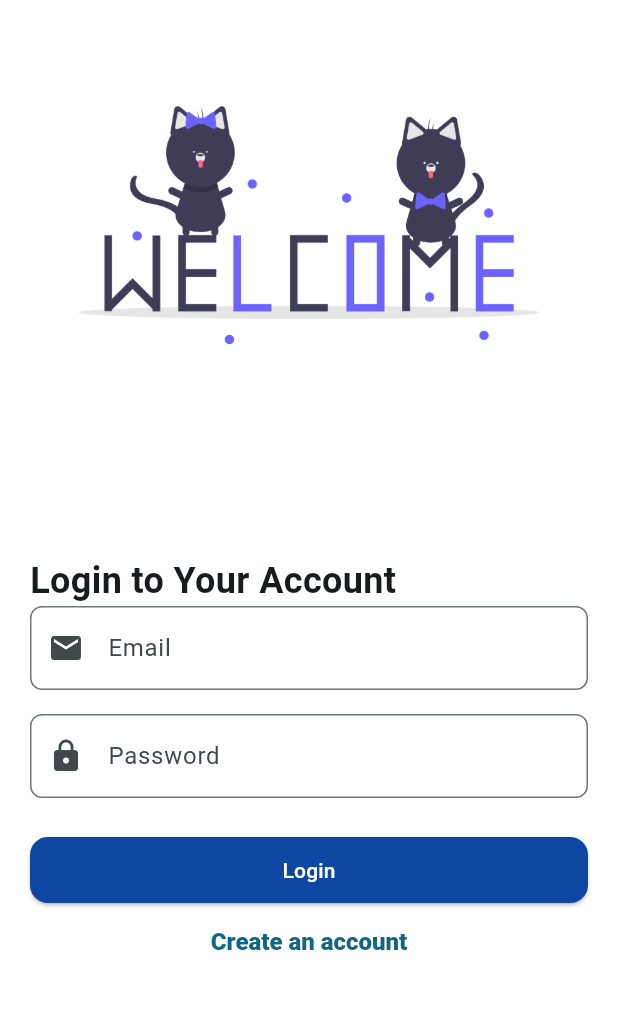
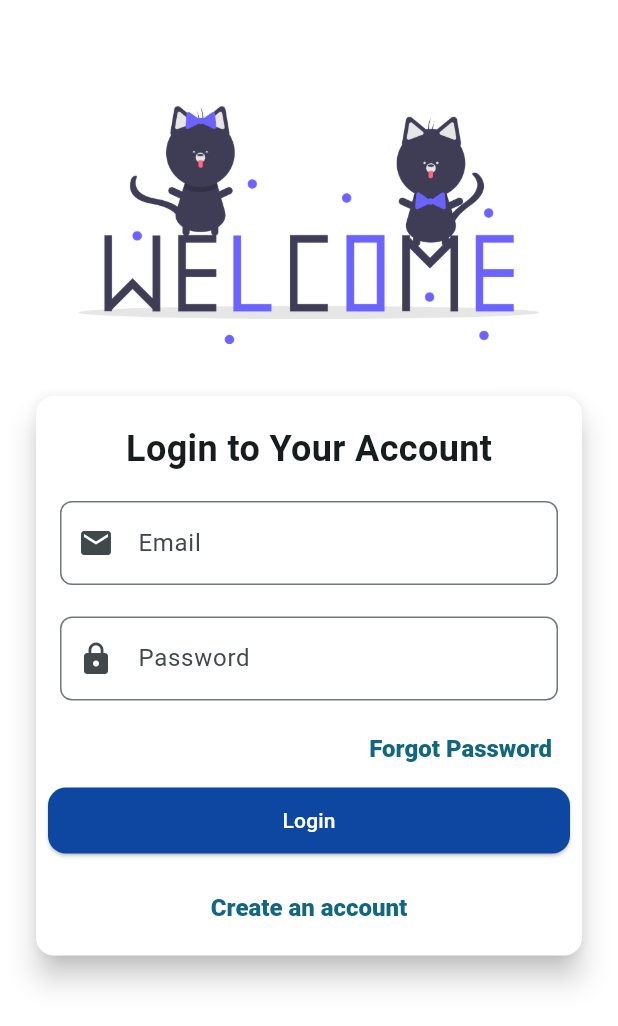
Before and after one commit to Rethabile2004/Flutter-Notes-Application, a Flutter app: the screen it shows after launch, on a phone screen of 412 x 824 dp. Shown: the top 1026 px of the screen. Run offline on Flutter 3.47's test engine with Material 3 defaults, Android fonts, the phone set to English and light mode, and no system bars; our stand-ins replace cloud_firestore, firebase_auth, firebase_core, flutter_dotenv; accounts and stored records are empty; Roboto replaces fonts that are missing (LibreFranklin).

Commit message:
Modified the UI

```diff
--- a/lib/auth/auth_page.dart
+++ b/lib/auth/auth_page.dart
@@ -163,6 +163,59 @@ class _AuthPageState extends State<AuthPage> {
     }
   }
 
+  void _showForgotPasswordDialog(BuildContext context) {
+    final TextEditingController emailController = TextEditingController();
+
+    showDialog(
+      context: context,
+      builder:
+          (context) => AlertDialog(
+            title: const Text("Reset Password"),
+            content: TextFormField(
+              controller: emailController,
+              keyboardType: TextInputType.emailAddress,
+              decoration: const InputDecoration(labelText: "Enter your email"),
+            ),
+            actions: [
+              TextButton(
+                onPressed: () => Navigator.pop(context),
+                child: const Text("Cancel"),
+              ),
+              ElevatedButton(
+                onPressed: () async {
+                  final email = emailController.text.trim();
+                  if (email.isEmpty) {
+                    ScaffoldMessenger.of(context).showSnackBar(
+                      const SnackBar(content: Text("Please enter your email")),
+                    );
+                    return;
+                  }
+
+                  try {
+                    final authService = Provider.of<AuthService>(
+                      context,
+                      listen: false,
+                    );
+                    await authService.resetPassword(email);
+                    Navigator.pop(context);
+                    ScaffoldMessenger.of(context).showSnackBar(
+                      const SnackBar(
+                        content: Text("Password reset link sent to your email"),
+                      ),
+                    );
+                  } catch (e) {
+                    ScaffoldMessenger.of(
+                      context,
+                    ).showSnackBar(SnackBar(content: Text("Error: $e")));
+                  }
+                },
+                child: const Text("Send Reset Link"),
+              ),
+            ],
+          ),
+    );
+  }
+
   @override
   Widget build(BuildContext context) {
     return Scaffold(
@@ -187,27 +240,66 @@ class _AuthPageState extends State<AuthPage> {
                   height: 200,
                   child: Image.asset('assets/passwd.png'),
                 ),
-              SizedBox(height: 120),
+              SizedBox(height: 10),
+              Card(
+                elevation: 8,
+                color: Colors.white,
+                child: Padding(
+                  padding: const EdgeInsets.all(8.0),
+                  child: Column(
+                    children: [
+                      SizedBox(height: 10),
                       if (!widget.isLogin)
                         // Title for registration
                         const Text(
                           'Create an Account',
-                  style: TextStyle(fontSize: 24, fontWeight: FontWeight.bold),
+                          style: TextStyle(
+                            fontSize: 24,
+                            fontWeight: FontWeight.bold,
+                          ),
                         ),
                       if (widget.isLogin)
                         // Title for login
                         const Text(
                           'Login to Your Account',
-                  style: TextStyle(fontSize: 24, fontWeight: FontWeight.bold),
+                          style: TextStyle(
+                            fontSize: 24,
+                            fontWeight: FontWeight.bold,
                           ),
+                        ),
+                      SizedBox(height: 10),
                       // Email input field
-              EmailFormField(controller: _emailController),
-              const SizedBox(height: 16),
+                      Padding(
+                        padding: const EdgeInsets.all(8.0),
+                        child: EmailFormField(controller: _emailController),
+                      ),
+                      const SizedBox(height: 5),
                       // Password input field
-              PasswordFormField(controller: _passwordController),
-              const SizedBox(height: 24),
+                      Padding(
+                        padding: const EdgeInsets.all(8.0),
+                        child: PasswordFormField(
+                          controller: _passwordController,
+                        ),
+                      ),
+                      if (widget.isLogin)
+                        Align(
+                          alignment: Alignment.centerRight,
+                          child: TextButton(
+                            child: const Text('Forgot Password'),
+                            onPressed: () {
+                              _showForgotPasswordDialog(context);
+                            },
+                          ),
+                        ),
                       // Submit button
-              ElevatedButton(
+                      SizedBox(
+                        width: 420,
+                        child: ElevatedButton(
+                          style: ElevatedButton.styleFrom(
+                            shape: RoundedRectangleBorder(
+                              borderRadius: BorderRadius.circular(12),
+                            ),
+                          ),
                           // onPressed: _isLoading ? null : () => _submit(context),
                           onPressed: () {
                             if (!_mainFormKey.currentState!.validate()) {
@@ -223,6 +315,8 @@ class _AuthPageState extends State<AuthPage> {
                                   ? const CircularProgressIndicator()
                                   : Text(widget.isLogin ? 'Login' : 'Register'),
                         ),
+                      ),
+                      SizedBox(height: 10),
                       // Toggle between login and registration
                       TextButton(
                         onPressed:
@@ -242,6 +336,10 @@ class _AuthPageState extends State<AuthPage> {
                   ),
                 ),
               ),
+            ],
+          ),
+        ),
+      ),
     );
   }
 }
--- a/lib/main.dart
+++ b/lib/main.dart
@@ -12,9 +12,6 @@ import 'package:provider/provider.dart';
 import 'services/auth_service.dart';
 import 'package:flutter_dotenv/flutter_dotenv.dart';
 
-
-
-
 void main() async {
   WidgetsFlutterBinding.ensureInitialized();
   await dotenv.load();
@@ -26,8 +23,6 @@ void main() async {
         messagingSenderId: dotenv.env['MESSAGING_SENDER_ID']!,
         projectId: dotenv.env['PROJECT_ID']!,
         storageBucket: dotenv.env['STORAGE_BUCKET'],
-        // measurementId: dotenv.env['MEASUREMENT_ID'],
-        // authDomain: dotenv.env['Auth_DOMAIN'],
       ),
     );
   } else {
--- a/lib/services/auth_service.dart
+++ b/lib/services/auth_service.dart
@@ -19,6 +19,11 @@ class AuthService extends ChangeNotifier {
 
   // Getter to access the currently authenticated user
   User? get currentUser => _auth.currentUser;
+  int selectedIndex = 0;
+  void updatedSelectedIndex(int index) {
+    selectedIndex = index;
+    notifyListeners();
+  }
 
   // Method to log in a user with email and password
   Future<User?> login(String email, String password) async {
@@ -72,6 +77,11 @@ class AuthService extends ChangeNotifier {
     }
   }
 
+  Future<void> resetPassword(String email) async {
+    if (email.isEmpty) throw 'Email is required for password reset';
+    await FirebaseAuth.instance.sendPasswordResetEmail(email: email);
+  }
+
   // Method to handle authentication errors
   String _authError(String description) {
     switch (description) {
@@ -96,8 +106,7 @@ class AuthService extends ChangeNotifier {
   }
 
   // Note Collection Reference
-  CollectionReference get _notesCollection =>
-      _firestore.collection('notes');
+  CollectionReference get _notesCollection => _firestore.collection('notes');
 
   // Add a new Note
   Future<void> addNote(String name, String description) async {
--- a/lib/views/notes_screen.dart
+++ b/lib/views/notes_screen.dart
@@ -1,5 +1,5 @@
 //
-// Programmer               : Rethabile Eric Siase
+// Coder               : Rethabile Eric Siase
 // Time taken to complete   : 2 days
 // Purpose                  : Integrated fiebase storage for managing(adding, removing and updating) notes
 //
```
Also changed, not shown: lib/views/home_page.dart (+9 -15 lines). Lines whose indentation alone changed are shown as unchanged.
